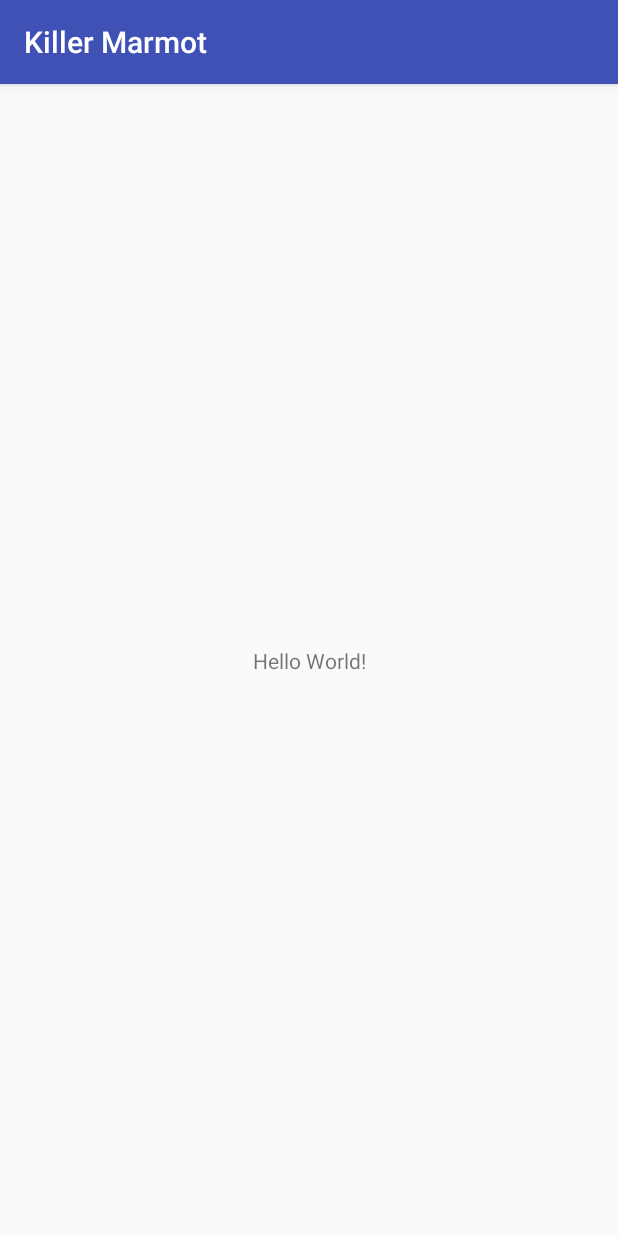
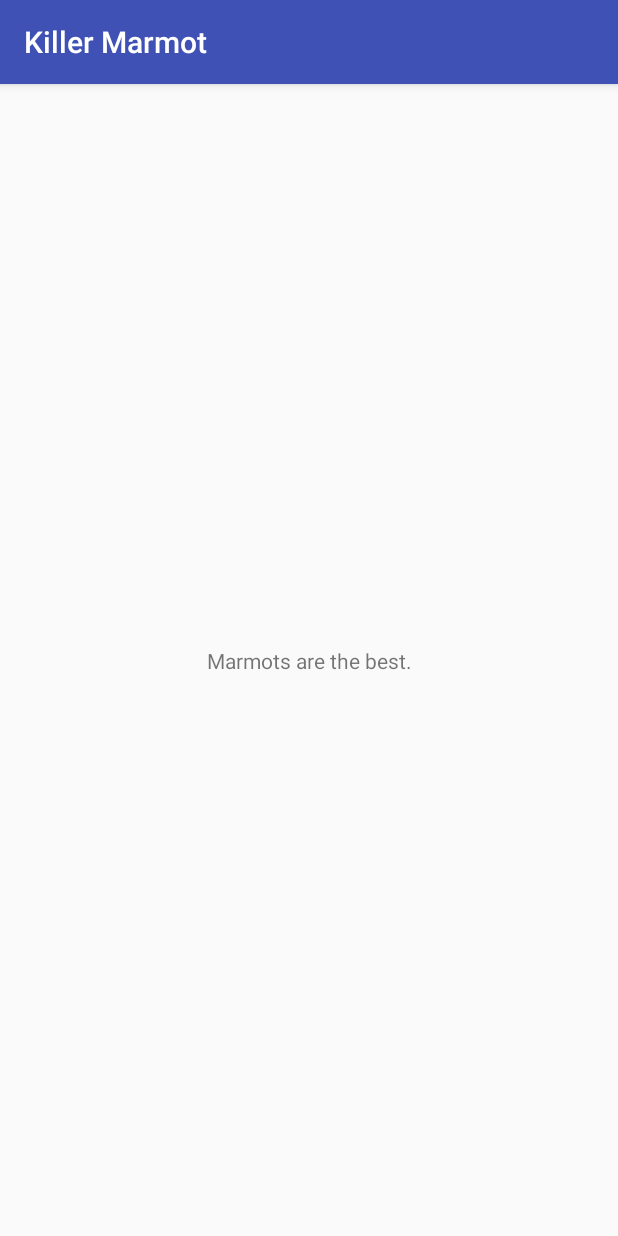
Before and after one commit to benfredwells/killer-marmot, an Android app: the screen it shows after launch (MainActivity), on a phone screen of 412 x 824 dp. Run offline under Robolectric (Android 15) with nearby library versions, the phone set to English and light mode, and no system bars.

Commit message:
Change text displayed in the app.

```diff
--- a/android_app/app/src/main/res/layout/activity_main.xml
+++ b/android_app/app/src/main/res/layout/activity_main.xml
@@ -9,7 +9,7 @@
     <TextView
         android:layout_width="wrap_content"
         android:layout_height="wrap_content"
-        android:text="Hello World!"
+        android:text="Marmots are the best."
         app:layout_constraintBottom_toBottomOf="parent"
         app:layout_constraintLeft_toLeftOf="parent"
         app:layout_constraintRight_toRightOf="parent"
```
